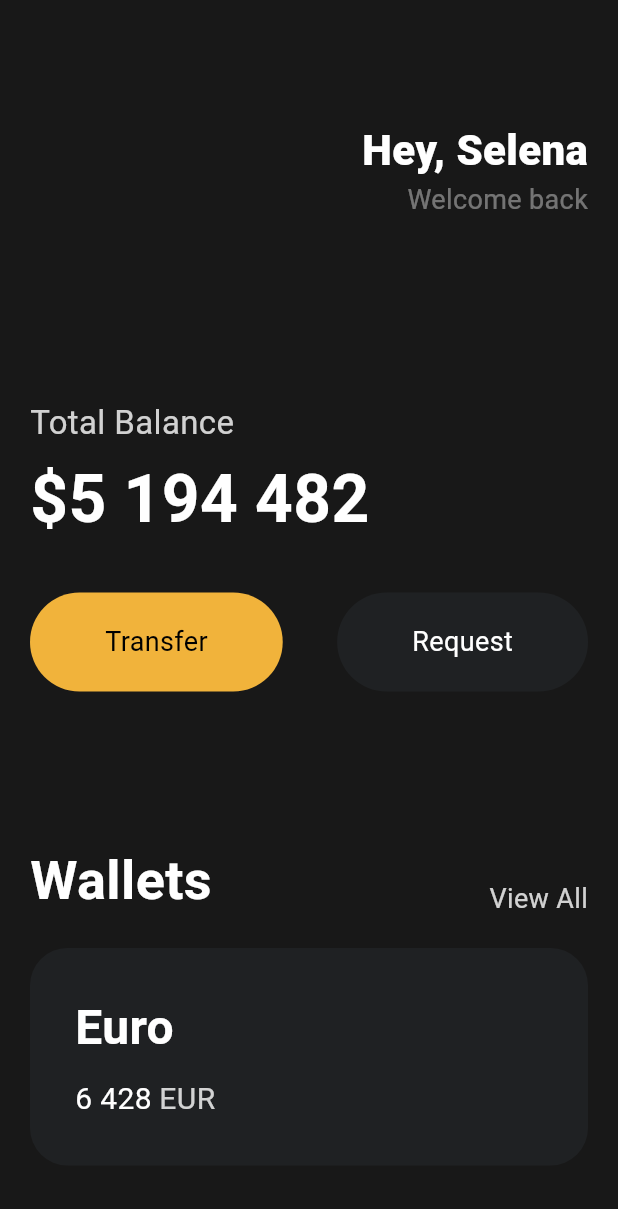
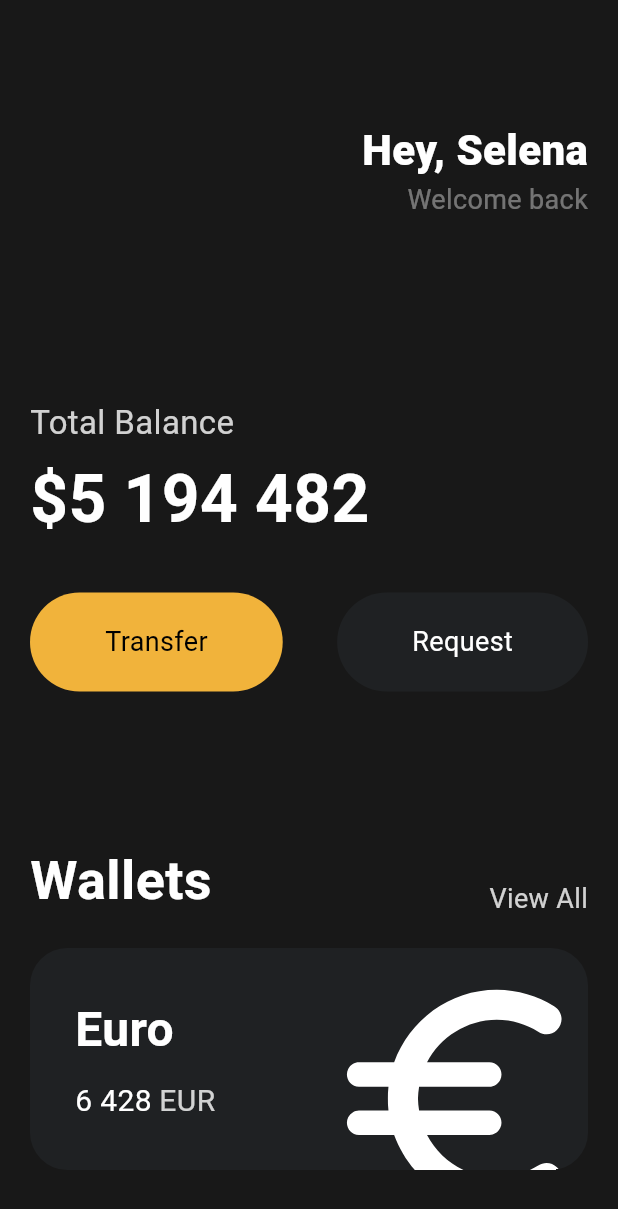
Before and after one commit to portal2312/toonflix, a Flutter app: the screen it shows after launch, on a phone screen of 412 x 824 dp. Shown: the top 1209 px of the screen. Run offline on Flutter 3.47's test engine with Material 3 defaults, Android fonts, the phone set to English and light mode, and no system bars.

Commit message:
3.7. Icons and Transforms

```diff
--- a/lib/main.dart
+++ b/lib/main.dart
@@ -117,9 +117,11 @@ class App extends StatelessWidget {
                   borderRadius: BorderRadius.circular(25),
                   color: const Color(0xFF1F2123),
                 ),
+                clipBehavior: Clip.hardEdge,
                 child: Padding(
                   padding: const EdgeInsets.all(30),
                   child: Row(
+                    mainAxisAlignment: MainAxisAlignment.spaceBetween,
                     children: [
                       Column(
                         crossAxisAlignment: CrossAxisAlignment.start,
@@ -157,7 +159,18 @@ class App extends StatelessWidget {
                             ],
                           ),
                         ],
-                      )
+                      ),
+                      Transform.scale(
+                        scale: 2.2,
+                        child: Transform.translate(
+                          offset: const Offset(-5, 12),
+                          child: const Icon(
+                            Icons.euro_rounded,
+                            color: Colors.white,
+                            size: 88,
+                          ),
+                        ),
+                      ),
                     ],
                   ),
                 ),
```
